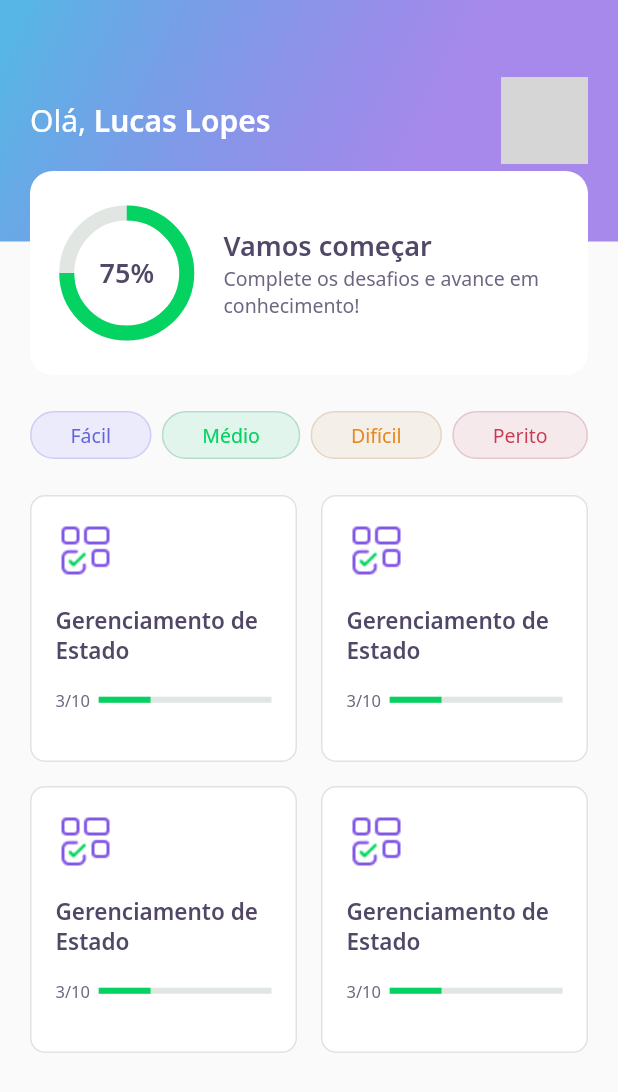
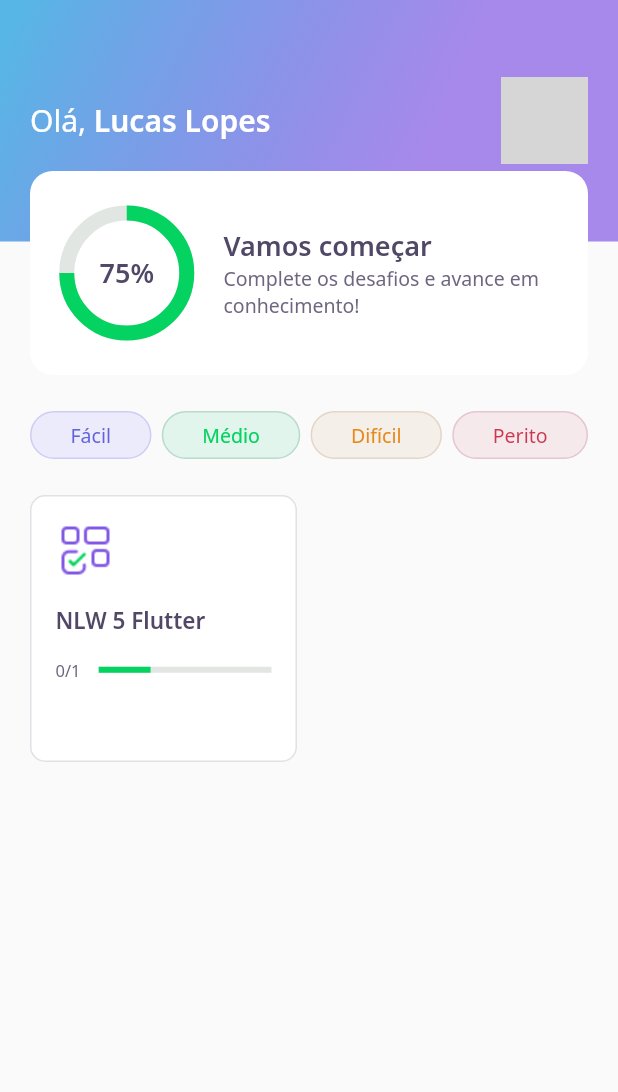
Before and after one commit to lucaslopesx/DevQuiz-Flutter-NLW5, a Flutter app: the HomePage screen opened directly, on a phone screen of 412 x 824 dp. Shown: the top 1092 px of the screen. Run offline on Flutter 3.47's test engine with Material 2 defaults, Android fonts, the phone set to English and light mode, and no system bars; our stand-ins replace google_fonts; accounts and stored records are empty; network calls fail; grey boxes are pictures that could not be loaded.

Commit message:
COMMIT home_controller, home_stage and some modifications

```diff
--- a/devquiz/lib/core/app_widget.dart
+++ b/devquiz/lib/core/app_widget.dart
@@ -8,7 +8,7 @@ class AppWidget extends StatelessWidget {
   Widget build(BuildContext context) {
     return MaterialApp(
       title: "DevQuiz",
-      home: ChallengePage(),
+      home: HomePage(),
     );
   }
 }
--- /dev/null
+++ b/devquiz/lib/home/home_controller.dart
@@ -0,0 +1,38 @@
+import 'package:devquiz/core/app_images.dart';
+import 'package:devquiz/home/home_state.dart';
+import 'package:devquiz/shared/widgets/progress_indicator/models/answer_model.dart';
+import 'package:devquiz/shared/widgets/progress_indicator/models/question_model.dart';
+import 'package:devquiz/shared/widgets/progress_indicator/models/quiz_model.dart';
+import 'package:devquiz/shared/widgets/progress_indicator/models/user_model.dart';
+
+class HomeController {
+  HomeState state = HomeState.empty;
+
+  UserModel? user;
+  List<QuizModel>? quizzes;
+
+  void getUser() {
+    user = UserModel(
+      name: "Lucas Lopes",
+      photoUrl:
+          "https://avatars.githubusercontent.com/u/68665689?s=400&u=7bbd2a5a686695737fe8a8abdc23bf713648285d&v=4",
+    );
+  }
+
+  void getQuizzes() {
+    quizzes = [
+      QuizModel(
+          title: "NLW 5 Flutter",
+          imagem: AppImages.blocks,
+          level: Level.facil,
+          questions: [
+            QuestionModel(title: "Está curtindo o Flutter?", answer: [
+              AnswerModel(title: "Estou curtindo!!", isRight: true),
+              AnswerModel(title: "Muito bom!!"),
+              AnswerModel(title: "Show!!"),
+              AnswerModel(title: "Top!!"),
+            ])
+          ])
+    ];
+  }
+}
--- a/devquiz/lib/home/home_page.dart
+++ b/devquiz/lib/home/home_page.dart
@@ -1,3 +1,5 @@
+import 'package:devquiz/challenge/widgets/quiz/quiz_widget.dart';
+import 'package:devquiz/home/home_controller.dart';
 import 'package:devquiz/home/widgets/appbar/app_bar_widgets.dart';
 import 'package:devquiz/home/widgets/level_button/level_button_widget.dart';
 import 'package:devquiz/home/widgets/quiz_card/quiz_card_widget.dart';
@@ -11,10 +13,21 @@ class HomePage extends StatefulWidget {
 }
 
 class _HomePageState extends State<HomePage> {
+  final controller = HomeController();
+
+  @override
+  void initState() {
+    super.initState();
+    controller.getUser();
+    controller.getQuizzes();
+  }
+
   @override
   Widget build(BuildContext context) {
     return Scaffold(
-        appBar: AppBarWidget(),
+        appBar: AppBarWidget(
+          user: controller.user!,
+        ),
         body: Padding(
           padding: const EdgeInsets.symmetric(horizontal: 20),
           child: Column(
@@ -47,12 +60,13 @@ class _HomePageState extends State<HomePage> {
                   crossAxisSpacing: 16,
                   mainAxisSpacing: 16,
                   crossAxisCount: 2,
-                  children: [
-                    QuizCardWidget(),
-                    QuizCardWidget(),
-                    QuizCardWidget(),
-                    QuizCardWidget()
-                  ],
+                  children: controller.quizzes!
+                      .map((e) => QuizCardWidget(
+                            title: e.title,
+                            completed:
+                                "${e.questionAnswered}/${e.questions.length}",
+                          ))
+                      .toList(),
                 ),
               )
             ],
--- /dev/null
+++ b/devquiz/lib/home/home_state.dart
@@ -0,0 +1 @@
+enum HomeState { sucess, loading, error, empty }
--- a/devquiz/lib/home/widgets/appbar/app_bar_widgets.dart
+++ b/devquiz/lib/home/widgets/appbar/app_bar_widgets.dart
@@ -2,10 +2,12 @@ import 'package:devquiz/core/app_gradients.dart';
 import 'package:devquiz/core/app_images.dart';
 import 'package:devquiz/core/app_text_styles.dart';
 import 'package:devquiz/home/widgets/score_card/score_card_widget.dart';
+import 'package:devquiz/shared/widgets/progress_indicator/models/user_model.dart';
 import 'package:flutter/material.dart';
 
 class AppBarWidget extends PreferredSize {
-  AppBarWidget()
+  final UserModel user;
+  AppBarWidget({required this.user})
       : super(
           preferredSize: Size.fromHeight(250),
           child: Container(
@@ -27,7 +29,7 @@ class AppBarWidget extends PreferredSize {
                           style: AppTextStyles.title,
                           children: [
                             TextSpan(
-                              text: "Lucas Lopes",
+                              text: user.name,
                               style: AppTextStyles.titleBold,
                             )
                           ])),
@@ -38,7 +40,7 @@ class AppBarWidget extends PreferredSize {
                           borderRadius: BorderRadius.circular(10),
                           image: DecorationImage(
                             image: NetworkImage(
-                              "https://avatars.githubusercontent.com/u/68665689?s=400&u=7bbd2a5a686695737fe8a8abdc23bf713648285d&v=4",
+                              user.photoUrl,
                             ),
                           ),
                         ),
--- a/devquiz/lib/home/widgets/quiz_card/quiz_card_widget.dart
+++ b/devquiz/lib/home/widgets/quiz_card/quiz_card_widget.dart
@@ -5,6 +5,15 @@ import 'package:devquiz/shared/widgets/progress_indicator/progress_indicator_wid
 import 'package:flutter/material.dart';
 
 class QuizCardWidget extends StatelessWidget {
+  final String title;
+  final String completed;
+
+  const QuizCardWidget({
+    Key? key,
+    required this.title,
+    required this.completed,
+  }) : super(key: key);
+
   @override
   Widget build(BuildContext context) {
     return Container(
@@ -26,7 +35,7 @@ class QuizCardWidget extends StatelessWidget {
             height: 16,
           ),
           Text(
-            "Gerenciamento de Estado",
+            title,
             style: AppTextStyles.heading15,
           ),
           SizedBox(
@@ -37,7 +46,7 @@ class QuizCardWidget extends StatelessWidget {
               Expanded(
                 flex: 1,
                 child: Text(
-                  "3/10",
+                  completed,
                   style: AppTextStyles.body11,
                 ),
               ),
--- /dev/null
+++ b/devquiz/lib/shared/widgets/progress_indicator/models/answer_model.dart
@@ -0,0 +1,9 @@
+class AnswerModel {
+  final String title;
+  final bool isRight;
+
+  AnswerModel({
+    required this.title,
+    this.isRight = false,
+  });
+}
--- /dev/null
+++ b/devquiz/lib/shared/widgets/progress_indicator/models/question_model.dart
@@ -0,0 +1,11 @@
+import 'package:devquiz/shared/widgets/progress_indicator/models/answer_model.dart';
+
+class QuestionModel {
+  final String title;
+  final List<AnswerModel> answer;
+
+  QuestionModel({required this.answer, required this.title})
+      : assert(
+          answer.length == 4,
+        );
+}
--- /dev/null
+++ b/devquiz/lib/shared/widgets/progress_indicator/models/quiz_model.dart
@@ -0,0 +1,19 @@
+import 'package:devquiz/shared/widgets/progress_indicator/models/question_model.dart';
+
+enum Level { facil, medio, dificil, perito }
+
+class QuizModel {
+  final String title;
+  final List<QuestionModel> questions;
+  final int questionAnswered;
+  final String imagem;
+  final Level level;
+
+  QuizModel({
+    required this.title,
+    required this.questions,
+    this.questionAnswered = 0,
+    required this.imagem,
+    required this.level,
+  });
+}
--- /dev/null
+++ b/devquiz/lib/shared/widgets/progress_indicator/models/user_model.dart
@@ -0,0 +1,10 @@
+class UserModel {
+  final String name;
+  final String photoUrl;
+  final int score;
+  UserModel({
+    required this.name,
+    required this.photoUrl,
+    this.score = 0,
+  });
+}
```
